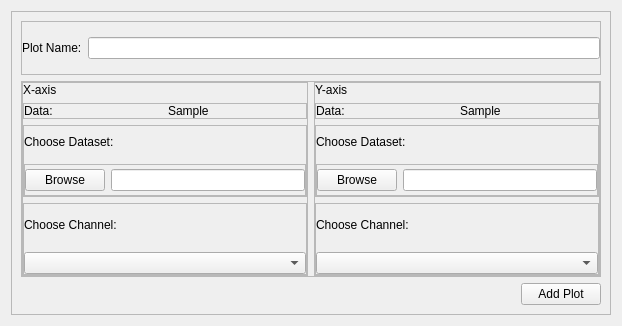
Before: the Qt Designer form GUI/ui_files/add_multidata_plot.ui in YeonungK/YonKu, drawn with Qt 5.
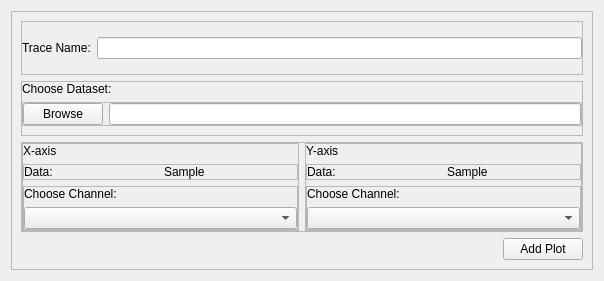
After: the same form once the commit is applied.

What changed in the file:
```diff
--- a/GUI/ui_files/add_multidata_plot.ui
+++ b/GUI/ui_files/add_multidata_plot.ui
@@ -6,8 +6,8 @@
    <rect>
     <x>0</x>
     <y>0</y>
-    <width>622</width>
-    <height>326</height>
+    <width>604</width>
+    <height>265</height>
    </rect>
   </property>
   <property name="windowTitle">
@@ -53,7 +53,7 @@
          <item>
           <widget class="QLabel" name="label">
            <property name="text">
-            <string>Plot Name:</string>
+            <string>Trace Name:</string>
            </property>
           </widget>
          </item>
@@ -63,6 +63,77 @@
         </layout>
        </widget>
       </item>
+      <item>
+       <widget class="QFrame" name="frame_14">
+        <property name="sizePolicy">
+         <sizepolicy hsizetype="Preferred" vsizetype="Maximum">
+          <horstretch>0</horstretch>
+          <verstretch>0</verstretch>
+         </sizepolicy>
+        </property>
+        <property name="frameShape">
+         <enum>QFrame::StyledPanel</enum>
+        </property>
+        <property name="frameShadow">
+         <enum>QFrame::Raised</enum>
+        </property>
+        <layout class="QVBoxLayout" name="verticalLayout_4">
+         <property name="leftMargin">
+          <number>0</number>
+         </property>
+         <property name="topMargin">
+          <number>0</number>
+         </property>
+         <property name="rightMargin">
+          <number>0</number>
+         </property>
+         <property name="bottomMargin">
+          <number>9</number>
+         </property>
+         <item>
+          <widget class="QLabel" name="chooseDatasetLabel">
+           <property name="text">
+            <string>Choose Dataset:</string>
+           </property>
+          </widget>
+         </item>
+         <item>
+          <widget class="QFrame" name="frame_15">
+           <property name="frameShape">
+            <enum>QFrame::StyledPanel</enum>
+           </property>
+           <property name="frameShadow">
+            <enum>QFrame::Raised</enum>
+           </property>
+           <layout class="QHBoxLayout" name="horizontalLayout_11">
+            <property name="leftMargin">
+             <number>0</number>
+            </property>
+            <property name="topMargin">
+             <number>0</number>
+            </property>
+            <property name="rightMargin">
+             <number>0</number>
+            </property>
+            <property name="bottomMargin">
+             <number>0</number>
+            </property>
+            <item>
+             <widget class="QPushButton" name="BrowseDatasetButton">
+              <property name="text">
+               <string>Browse</string>
+              </property>
+             </widget>
+            </item>
+            <item>
+             <widget class="QLineEdit" name="AxisDatasetLineEdit"/>
+            </item>
+           </layout>
+          </widget>
+         </item>
+        </layout>
+       </widget>
+      </item>
       <item>
        <widget class="QFrame" name="frame_5">
         <property name="frameShape">
@@ -162,71 +233,6 @@
               </layout>
              </widget>
             </item>
-            <item>
-             <widget class="QFrame" name="frame_14">
-              <property name="frameShape">
-               <enum>QFrame::StyledPanel</enum>
-              </property>
-              <property name="frameShadow">
-               <enum>QFrame::Raised</enum>
-              </property>
-              <layout class="QVBoxLayout" name="verticalLayout_4">
-               <property name="leftMargin">
-                <number>0</number>
-               </property>
-               <property name="topMargin">
-                <number>0</number>
-               </property>
-               <property name="rightMargin">
-                <number>0</number>
-               </property>
-               <property name="bottomMargin">
-                <number>0</number>
-               </property>
-               <item>
-                <widget class="QLabel" name="chooseDatasetLabel">
-                 <property name="text">
-                  <string>Choose Dataset:</string>
-                 </property>
-                </widget>
-               </item>
-               <item>
-                <widget class="QFrame" name="frame_15">
-                 <property name="frameShape">
-                  <enum>QFrame::StyledPanel</enum>
-                 </property>
-                 <property name="frameShadow">
-                  <enum>QFrame::Raised</enum>
-                 </property>
-                 <layout class="QHBoxLayout" name="horizontalLayout_11">
-                  <property name="leftMargin">
-                   <number>0</number>
-                  </property>
-                  <property name="topMargin">
-                   <number>0</number>
-                  </property>
-                  <property name="rightMargin">
-                   <number>0</number>
-                  </property>
-                  <property name="bottomMargin">
-                   <number>0</number>
-                  </property>
-                  <item>
-                   <widget class="QPushButton" name="xBrowseDatasetButton">
-                    <property name="text">
-                     <string>Browse</string>
-                    </property>
-                   </widget>
-                  </item>
-                  <item>
-                   <widget class="QLineEdit" name="xAxisDatasetLineEdit"/>
-                  </item>
-                 </layout>
-                </widget>
-               </item>
-              </layout>
-             </widget>
-            </item>
             <item>
              <widget class="QFrame" name="frame_18">
               <property name="frameShape">
@@ -342,71 +348,6 @@
               </layout>
              </widget>
             </item>
-            <item>
-             <widget class="QFrame" name="frame_16">
-              <property name="frameShape">
-               <enum>QFrame::StyledPanel</enum>
-              </property>
-              <property name="frameShadow">
-               <enum>QFrame::Raised</enum>
-              </property>
-              <layout class="QVBoxLayout" name="verticalLayout_5">
-               <property name="leftMargin">
-                <number>0</number>
-               </property>
-               <property name="topMargin">
-                <number>0</number>
-               </property>
-               <property name="rightMargin">
-                <number>0</number>
-               </property>
-               <property name="bottomMargin">
-                <number>0</number>
-               </property>
-               <item>
-                <widget class="QLabel" name="chooseDatasetLabel_2">
-                 <property name="text">
-                  <string>Choose Dataset:</string>
-                 </property>
-                </widget>
-               </item>
-               <item>
-                <widget class="QFrame" name="frame_17">
-                 <property name="frameShape">
-                  <enum>QFrame::StyledPanel</enum>
-                 </property>
-                 <property name="frameShadow">
-                  <enum>QFrame::Raised</enum>
-                 </property>
-                 <layout class="QHBoxLayout" name="horizontalLayout_12">
-                  <property name="leftMargin">
-                   <number>0</number>
-                  </property>
-                  <property name="topMargin">
-                   <number>0</number>
-                  </property>
-                  <property name="rightMargin">
-                   <number>0</number>
-                  </property>
-                  <property name="bottomMargin">
-                   <number>0</number>
-                  </property>
-                  <item>
-                   <widget class="QPushButton" name="yBrowseDatasetButton">
-                    <property name="text">
-                     <string>Browse</string>
-                    </property>
-                   </widget>
-                  </item>
-                  <item>
-                   <widget class="QLineEdit" name="yAxisDatasetLineEdit"/>
-                  </item>
-                 </layout>
-                </widget>
-               </item>
-              </layout>
-             </widget>
-            </item>
             <item>
              <widget class="QFrame" name="frame_20">
               <property name="frameShape">
```
